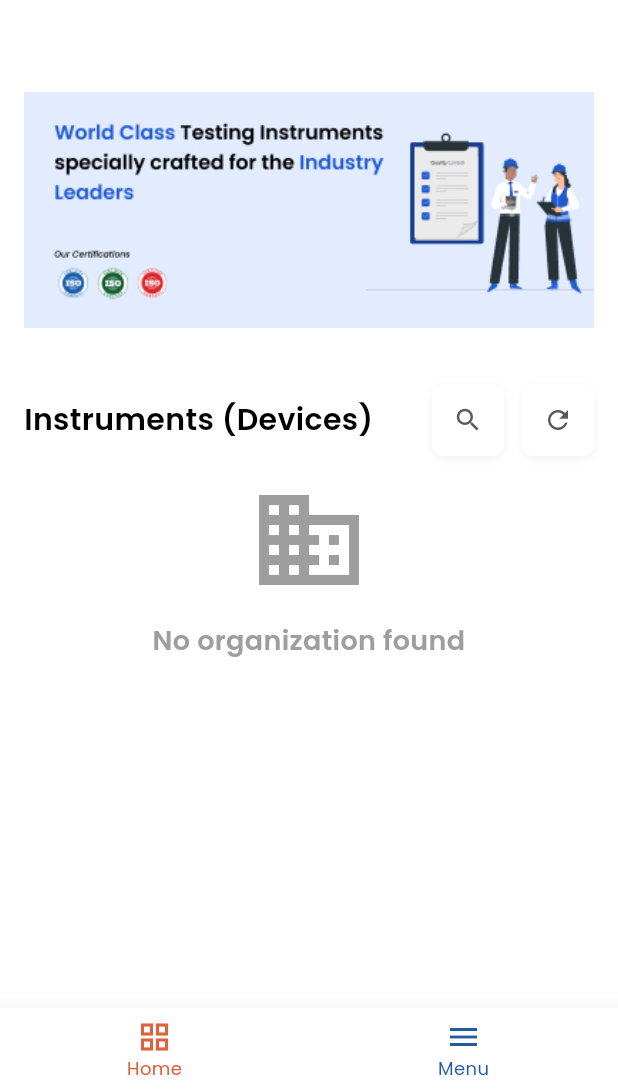
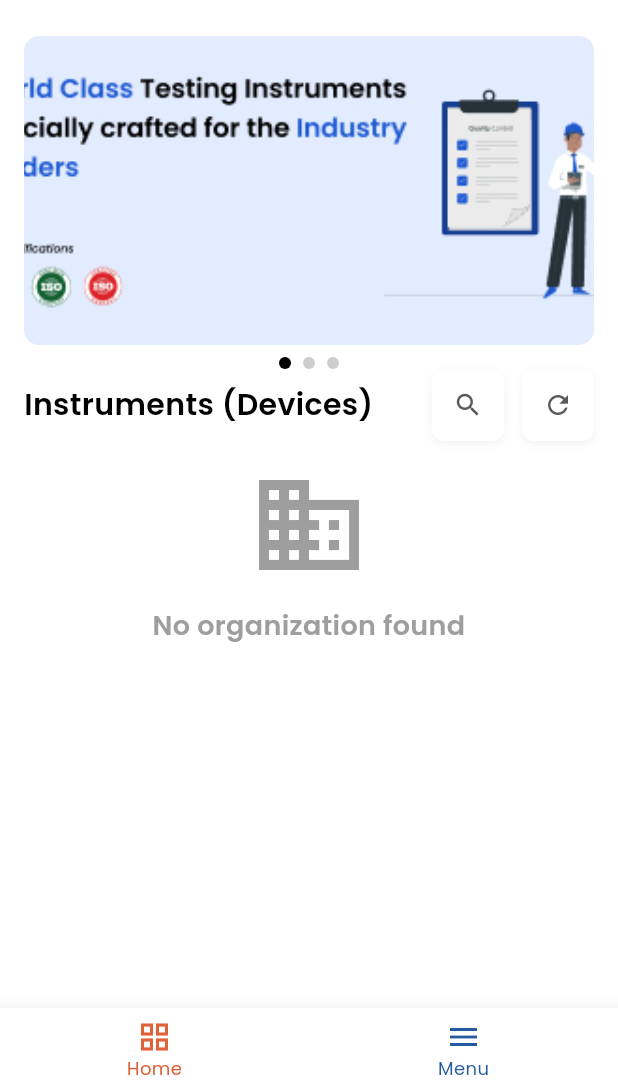
Before and after one commit to miuractech/digipick_app, a Flutter app: the screen it shows once a user with an empty profile is signed in, on a phone screen of 412 x 824 dp, the part 144-1236 px from its top. Run offline on Flutter 3.47's test engine with Material 3 defaults, Android fonts, the light colour scheme and no system bars; drawn by our look-alikes of carousel_slider; our stand-ins replace fl_chart, flutter_svg, google_fonts, image_picker, modal_bottom_sheet, supabase_flutter; missing offline and left inert: flag; accounts and stored records are empty.

Commit message:
Feat: Made Home_Screen Banner as Carousel

```diff
--- a/lib/screens/homepage.dart
+++ b/lib/screens/homepage.dart
@@ -1,3 +1,4 @@
+import 'package:carousel_slider/carousel_slider.dart';
 import 'package:flutter/material.dart';
 import 'package:provider/provider.dart';
 import '../providers/auth_provider.dart';
@@ -10,6 +11,97 @@ import 'home_screen.dart';
 import 'add_device_screen.dart';
 import 'service_request_screen.dart';
 import 'device_statistics_screen.dart';
+
+// --- ImageCarousel Widget ---
+class ImageCarousel extends StatefulWidget {
+  const ImageCarousel({super.key});
+
+  @override
+  State<ImageCarousel> createState() => _ImageCarouselState();
+}
+
+class _ImageCarouselState extends State<ImageCarousel> {
+  int _current = 0;
+
+  final List<String> imgList = [
+    'lib/assets/banner.jpg', // keep your current lib/assets path
+    'lib/assets/banner.jpg',
+    'lib/assets/banner.jpg',
+  ];
+
+  @override
+  Widget build(BuildContext context) {
+    // Screen width
+    final screenWidth = MediaQuery.of(context).size.width;
+    // Dynamic height: adjust the multiplier as needed
+    final carouselHeight = screenWidth * 0.5;
+
+    return Column(
+      children: [
+        SizedBox(
+          width: screenWidth - 32,
+          height: carouselHeight,
+          child: ClipRRect(
+            borderRadius: BorderRadius.circular(10),
+            child: CarouselSlider(
+              options: CarouselOptions(
+                autoPlay: true,
+                enlargeCenterPage: false,
+                viewportFraction: 1.0,
+                height: carouselHeight,
+                autoPlayInterval: const Duration(seconds: 4),
+                onPageChanged: (index, reason) {
+                  setState(() {
+                    _current = index;
+                  });
+                },
+              ),
+              items: imgList.map((item) {
+                return Image.asset(
+                  item,
+                  width: screenWidth,
+                  height: carouselHeight,
+                  fit: BoxFit.cover,
+                  errorBuilder: (context, error, stackTrace) =>
+                      Container(
+                        width: screenWidth,
+                        height: carouselHeight,
+                        color: Colors.grey,
+                        child: const Center(child: Text("Banner")),
+                      ),
+                );
+              }).toList(),
+            ),
+          ),
+        ),
+        const SizedBox(height: 8),
+        Row(
+          mainAxisAlignment: MainAxisAlignment.center,
+          children: imgList.asMap().entries.map((entry) {
+            return GestureDetector(
+              onTap: () {
+                // Optional: animate to page if you want
+              },
+              child: Container(
+                width: 8.0,
+                height: 8.0,
+                margin: const EdgeInsets.symmetric(horizontal: 4.0),
+                decoration: BoxDecoration(
+                  shape: BoxShape.circle,
+                  color: _current == entry.key
+                      ? Colors.black
+                      : Colors.grey.withOpacity(0.5),
+                ),
+              ),
+            );
+          }).toList(),
+        ),
+      ],
+    );
+  }
+}
+
+
 
 class Homepage extends StatefulWidget {
   const Homepage({super.key});
@@ -40,48 +132,7 @@ class _HomepageState extends State<Homepage> {
         child: Column(
           children: [
             AppComponents.universalHeader(),
-                  // Banner section
-                  Container(
-              width: double.infinity,
-              height: 200,
-              margin: const EdgeInsets.all(16),
-              decoration: BoxDecoration(
-                borderRadius: BorderRadius.circular(16),
-
-              ),
-              child: ClipRRect(
-                borderRadius: BorderRadius.circular(16),
-                child: Image.asset(
-                  'lib/assets/banner.jpg',
-
-                  fit: BoxFit.fitWidth,
-                  errorBuilder: (context, error, stackTrace) {
-                    return Container(
-                      decoration: BoxDecoration(
-                        gradient: LinearGradient(
-                          colors: [AppColors.primaryAccent, AppColors.secondaryAccent],
-                          begin: Alignment.topLeft,
-                          end: Alignment.bottomRight,
-                        ),
-                        borderRadius: BorderRadius.circular(16),
-                      ),
-                      child: const Center(
-                        child: Text(
-                          'QCVATION®\nLeading the way in\nQuality Control\nSolutions',
-                          textAlign: TextAlign.center,
-                          style: TextStyle(
-                            color: Colors.white,
-                            fontSize: 18,
-                            fontWeight: FontWeight.bold,
-                          ),
-                        ),
-                      ),
-                    );
-                  },
-                ),
-              ),
-            ),
-
+            ImageCarousel(),
             // Statistics cards (only for managers)
             if (authProvider.hasManagerRole) ...[
               Container(
--- a/lib/screens/service_requests_list_screen.dart
+++ b/lib/screens/service_requests_list_screen.dart
@@ -540,6 +540,7 @@ class _ServiceRequestsListScreenState extends State<ServiceRequestsListScreen> {
           ],
         ],
       ),
+    )
     );
   }
 
--- a/pubspec.yaml
+++ b/pubspec.yaml
@@ -45,6 +45,7 @@ dependencies:
   fl_chart: ^0.68.0
   flag: ^7.0.0
   intl: ^0.19.0
+  carousel_slider: ^5.0.0
 
 dev_dependencies:
   flutter_test:
@@ -71,7 +72,7 @@ flutter:
   # To add assets to your application, add an assets section, like this:
   assets:
     - lib/assets/
-
+    - lib/assets/banner.jpg
   # An image asset can refer to one or more resolution-specific "variants", see
   # https://flutter.dev/to/resolution-aware-images
 
```
Also changed, not shown: pubspec.lock.
